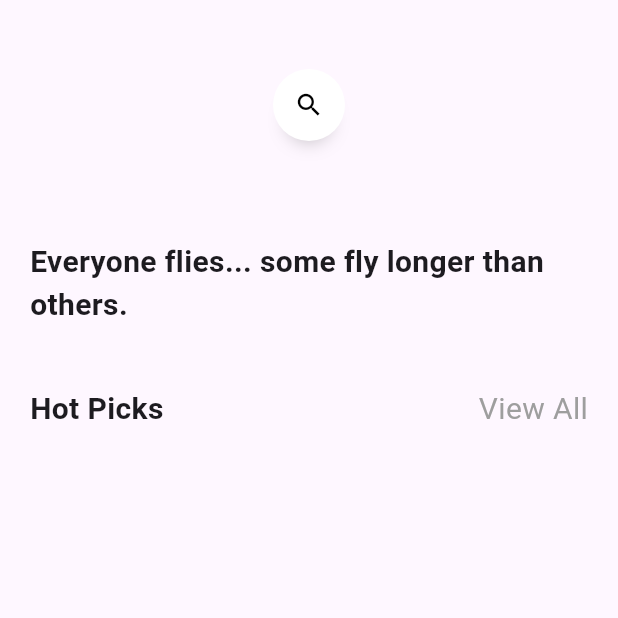
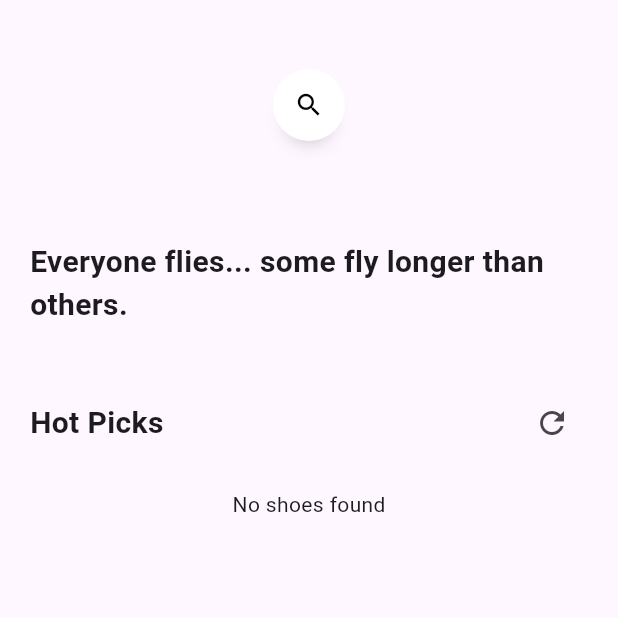
Before and after one commit to CamiloMaria/nike_store_flutter, a Flutter app: the ShopPage screen opened directly, on a phone screen of 412 x 824 dp, the top half of it. Run offline on Flutter 3.47's test engine with Material 3 defaults, Android fonts, the phone set to English and light mode, and no system bars; drawn by our look-alikes of anim_search_bar; our stand-ins replace cloud_firestore, firebase_core, google_nav_bar; accounts and stored records are empty.

```diff
--- a/lib/pages/shop_page.dart
+++ b/lib/pages/shop_page.dart
@@ -2,7 +2,7 @@ import 'package:anim_search_bar/anim_search_bar.dart';
 import 'package:flutter/material.dart';
 import 'package:nike_store/models/cart.dart';
 import 'package:nike_store/models/shoe.dart';
-import 'package:nike_store/widgets/shoes_title.dart';
+import 'package:nike_store/widgets/shoes_tile.dart';
 import 'package:provider/provider.dart';
 import 'package:cloud_firestore/cloud_firestore.dart';
 
@@ -15,6 +15,12 @@ class ShopPage extends StatefulWidget {
 
 class _ShopPageState extends State<ShopPage> {
   final TextEditingController _textController = TextEditingController();
+  List<String> inspirationalQuotes = [
+    "Everyone flies... some fly longer than others.",
+    "The only limit is the one you set yourself.",
+    "Dream big and dare to fail."
+  ];
+  String selectedQuote = "";
 
   Stream<List<Shoe>> fetchShoesFromFirestore() {
     return FirebaseFirestore.instance
@@ -58,6 +64,12 @@ class _ShopPageState extends State<ShopPage> {
   }
 
   @override
+  void initState() {
+    super.initState();
+    selectedQuote = (inspirationalQuotes..shuffle()).first;
+  }
+
+  @override
   Widget build(BuildContext context) {
     return Scaffold(
       body: Consumer<Cart>(
@@ -67,19 +79,7 @@ class _ShopPageState extends State<ShopPage> {
               _buildSearchBar(),
               _buildInspirationalQuote(),
               _buildHotPicksHeader(context),
-              StreamBuilder<List<Shoe>>(
-                stream: fetchShoesFromFirestore(),
-                builder: (context, snapshot) {
-                  if (snapshot.connectionState == ConnectionState.waiting) {
-                    return Center(child: CircularProgressIndicator());
-                  }
-                  if (!snapshot.hasData) {
-                    return Center(child: Text('No shoes found'));
-                  }
-                  // Update the _buildShoesList method to work with Firestore data
-                  return _buildShoesList(snapshot.data!);
-                },
-              ),
+              _buildShoesGrid(),
             ],
           ),
         ),
@@ -94,16 +94,16 @@ class _ShopPageState extends State<ShopPage> {
         width: 480,
         textController: _textController,
         onSuffixTap: () => _textController.clear(),
-        onSubmitted: (value) => print(value),
+        onSubmitted: (value) => setState(() {}),
       ),
     );
   }
 
   Widget _buildInspirationalQuote() {
-    return const Padding(
+    return Padding(
       padding: EdgeInsets.symmetric(vertical: 20, horizontal: 20),
       child: Text(
-        'Everyone flies... some fly longer than others.',
+        selectedQuote,
         style: TextStyle(fontSize: 20, fontWeight: FontWeight.bold),
       ),
     );
@@ -114,34 +114,48 @@ class _ShopPageState extends State<ShopPage> {
       padding: const EdgeInsets.all(20.0),
       child: Row(
         mainAxisAlignment: MainAxisAlignment.spaceBetween,
-        children: const [
-          Text(
+        children: [
+          const Text(
             'Hot Picks',
             style: TextStyle(fontSize: 20, fontWeight: FontWeight.bold),
           ),
-          Text(
-            'View All',
-            style: TextStyle(fontSize: 20, color: Colors.grey),
+          IconButton(
+            icon: Icon(Icons.refresh),
+            onPressed: () => setState(() {}),
           ),
         ],
       ),
     );
   }
 
-  Widget _buildShoesList(List<Shoe> shoes) {
-    return SizedBox(
-      height: 280,
-      child: ListView.builder(
-        scrollDirection: Axis.horizontal,
+  Widget _buildShoesGrid() {
+    return StreamBuilder<List<Shoe>>(
+      stream: fetchShoesFromFirestore(),
+      builder: (context, snapshot) {
+        if (snapshot.connectionState == ConnectionState.waiting) {
+          return Center(child: CircularProgressIndicator());
+        }
+        if (!snapshot.hasData || snapshot.data!.isEmpty) {
+          return Center(child: Text('No shoes found'));
+        }
+        var shoes = snapshot.data!;
+        return GridView.builder(
+          shrinkWrap: true,
+          physics: NeverScrollableScrollPhysics(),
+          gridDelegate: SliverGridDelegateWithFixedCrossAxisCount(
+            crossAxisCount: 2,
+            childAspectRatio: 0.75,
+          ),
           itemCount: shoes.length,
           itemBuilder: (context, index) {
             Shoe shoe = shoes[index];
-          return ShoesTitle(
-            shoes: shoe,
+            return ShoesTile(
+              shoe: shoe,
               onTap: () => addShoeToCart(shoe),
             );
           },
-      ),
+        );
+      },
     );
   }
 }
--- a/lib/widgets/cart_item.dart
+++ b/lib/widgets/cart_item.dart
@@ -49,7 +49,9 @@ class _CartItemState extends State<CartItem> {
           borderRadius: BorderRadius.circular(20),
         ),
         child: ListTile(
-          leading: Image.asset(widget.shoe.picture, width: 50, height: 50),
+          leading: widget.shoe.picture != null && widget.shoe.picture.isNotEmpty
+              ? Image.asset(widget.shoe.picture, width: 50, height: 50)
+              : Icon(Icons.image_not_supported, size: 50),
           title: Text(widget.shoe.name),
           subtitle: Text('\$${widget.shoe.price}'),
           trailing: IconButton(
```
Also changed, not shown: lib/widgets/shoes_tile.dart (renamed from lib/widgets/shoes_title.dart, +41 -40 lines). Lines whose indentation alone changed are shown as unchanged.
